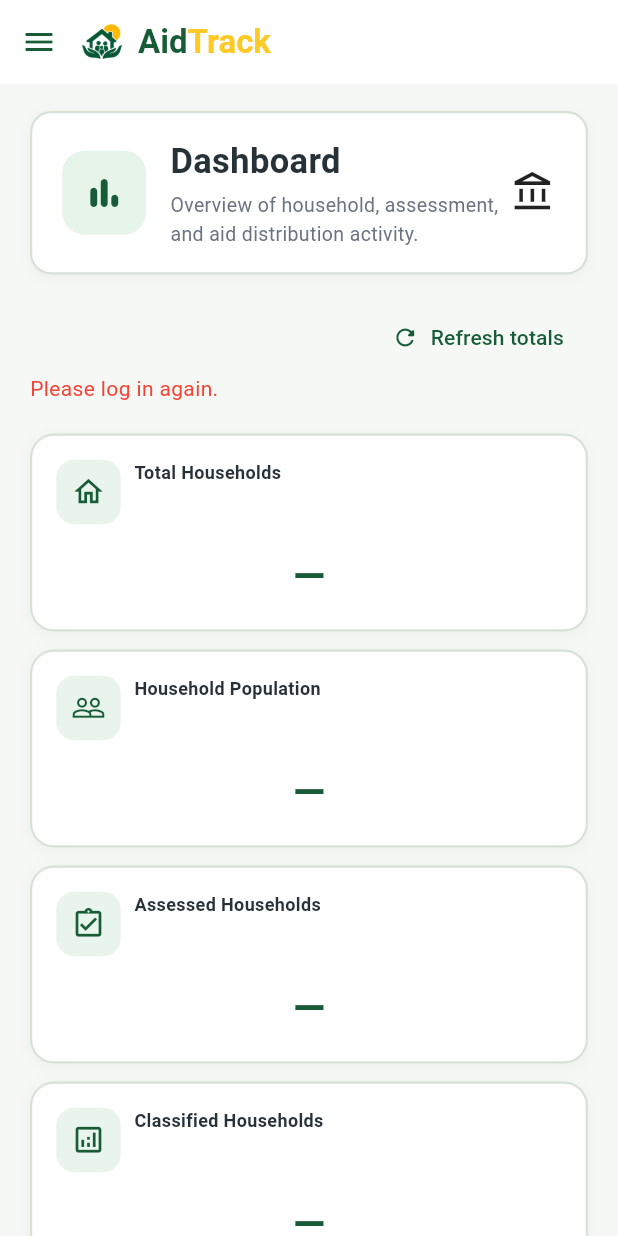
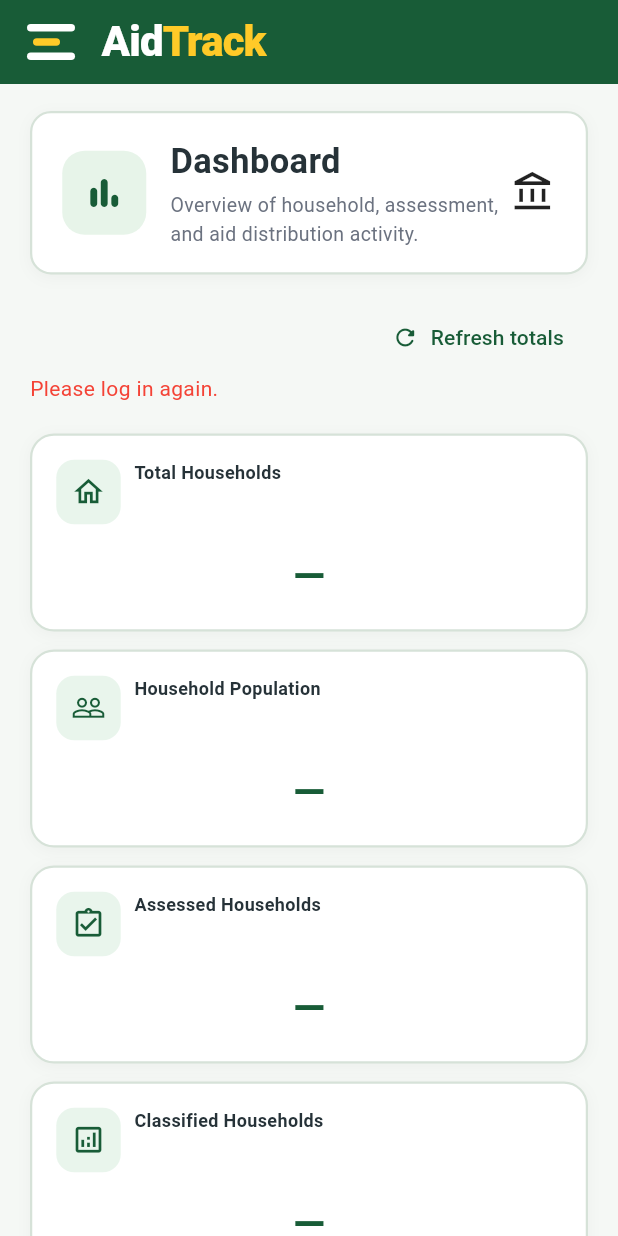
Before and after one commit to stevenpayapaya0515-afk/humanitarian-aid-management-system, a Flutter app: the StaffDashboard screen opened directly, on a phone screen of 412 x 824 dp. Run offline on Flutter 3.47's test engine with Material 3 defaults, Android fonts, the phone set to English and light mode, and no system bars; missing offline and left inert: dart:js_interop.

Commit message:
Style the staff mobile header with the green bar and AidTrack menu icon

```diff
--- a/frontend/lib/screens/staff/staff_dashboard.dart
+++ b/frontend/lib/screens/staff/staff_dashboard.dart
@@ -279,27 +279,54 @@ class _StaffDashboardState extends State<StaffDashboard> {
               : null,
           appBar: isMobile
               ? AppBar(
-                  backgroundColor: AppColors.white,
-                  foregroundColor: AppColors.primaryGreen,
-                  leadingWidth: 52,
+                  backgroundColor: AppColors.primaryGreen,
+                  surfaceTintColor: Colors.transparent,
+                  foregroundColor: Colors.white,
+                  leadingWidth: 68,
+                  leading: Builder(
+                    builder: (context) => Center(
+                      child: IconButton(
+                        constraints: const BoxConstraints.tightFor(width: 48, height: 48),
+                        tooltip: 'Open navigation menu',
+                        onPressed: () => Scaffold.of(context).openDrawer(),
+                        icon: SizedBox(
+                          width: 32,
+                          height: 24,
+                          child: Column(
+                            mainAxisAlignment: MainAxisAlignment.spaceBetween,
+                            crossAxisAlignment: CrossAxisAlignment.start,
+                            children: [
+                              for (final color in const [
+                                Colors.white,
+                                AppColors.accentYellow,
+                                Colors.white,
+                              ])
+                                Container(
+                                  width: color == AppColors.accentYellow ? 18 : 32,
+                                  margin: EdgeInsets.only(left: color == AppColors.accentYellow ? 4 : 0),
+                                  height: 5,
+                                  decoration: BoxDecoration(
+                                    color: color,
+                                    borderRadius: BorderRadius.circular(3),
+                                  ),
+                                ),
+                            ],
+                          ),
+                        ),
+                      ),
+                    ),
+                  ),
                   titleSpacing: 0,
                   title: Row(
                     mainAxisSize: MainAxisSize.min,
                     crossAxisAlignment: CrossAxisAlignment.center,
                     children: [
-                      Image.asset(
-                        'assets/images/aidtrack_symbol.png',
-                        width: 32,
-                        height: 32,
-                        fit: BoxFit.contain,
-                      ),
-                      const SizedBox(width: 8),
                       const Text.rich(
                         TextSpan(
                           children: [
                             TextSpan(
                               text: 'Aid',
-                              style: TextStyle(color: AppColors.primaryGreen),
+                              style: TextStyle(color: Colors.white),
                             ),
                             TextSpan(
                               text: 'Track',
@@ -308,8 +335,9 @@ class _StaffDashboardState extends State<StaffDashboard> {
                           ],
                         ),
                         style: TextStyle(
-                          fontSize: 22,
-                          fontWeight: FontWeight.bold,
+                          fontSize: 28,
+                          fontWeight: FontWeight.w800,
+                          letterSpacing: -0.6,
                         ),
                       ),
                     ],
```
